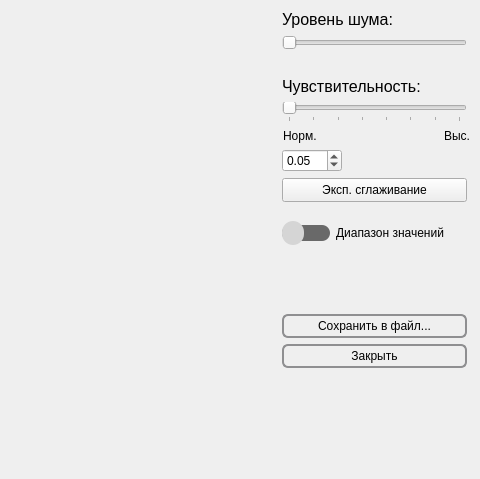
First picture: the form in filterfft.ui, repository Kortesss/NO3, before the edit; both pictures show x 333 to 813 and y 0 to 479 of the 813 by 764 pixel window.
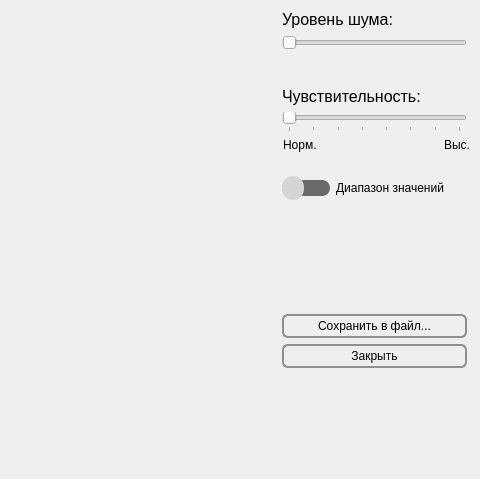
Second picture: the form after the edit. Icons and pictures are not drawn. Custom widgets are drawn as their Qt base class.

The edit to the form file:
```diff
--- a/filterfft.ui
+++ b/filterfft.ui
@@ -96,7 +96,7 @@
           <property name="sizeHint" stdset="0">
            <size>
             <width>20</width>
-            <height>20</height>
+            <height>30</height>
            </size>
           </property>
          </spacer>
@@ -172,7 +172,7 @@
             <property name="maximumSize">
              <size>
               <width>90</width>
-              <height>15</height>
+              <height>14</height>
              </size>
             </property>
             <property name="text">
@@ -185,7 +185,7 @@
             <property name="maximumSize">
              <size>
               <width>90</width>
-              <height>15</height>
+              <height>14</height>
              </size>
             </property>
             <property name="text">
@@ -198,62 +198,6 @@
           </item>
          </layout>
         </item>
-        <item>
-         <widget class="QDoubleSpinBox" name="sigma">
-          <property name="enabled">
-           <bool>true</bool>
-          </property>
-          <property name="minimumSize">
-           <size>
-            <width>50</width>
-            <height>0</height>
-           </size>
-          </property>
-          <property name="maximumSize">
-           <size>
-            <width>60</width>
-            <height>16777215</height>
-           </size>
-          </property>
-          <property name="decimals">
-           <number>2</number>
-          </property>
-          <property name="minimum">
-           <double>0.000000000000000</double>
-          </property>
-          <property name="maximum">
-           <double>1.000000000000000</double>
-          </property>
-          <property name="singleStep">
-           <double>0.010000000000000</double>
-          </property>
-          <property name="value">
-           <double>0.050000000000000</double>
-          </property>
-         </widget>
-        </item>
-        <item>
-         <widget class="QPushButton" name="pushButton">
-          <property name="enabled">
-           <bool>true</bool>
-          </property>
-          <property name="minimumSize">
-           <size>
-            <width>185</width>
-            <height>24</height>
-           </size>
-          </property>
-          <property name="maximumSize">
-           <size>
-            <width>185</width>
-            <height>16777215</height>
-           </size>
-          </property>
-          <property name="text">
-           <string>Эксп. сглаживание</string>
-          </property>
-         </widget>
-        </item>
         <item>
          <layout class="QHBoxLayout" name="horizontalLayout_2">
           <item>
@@ -328,7 +272,7 @@
           <property name="sizeHint" stdset="0">
            <size>
             <width>20</width>
-            <height>50</height>
+            <height>90</height>
            </size>
           </property>
          </spacer>
```
Left out of the diff: 28 changed lines with no effect on the pictures.
